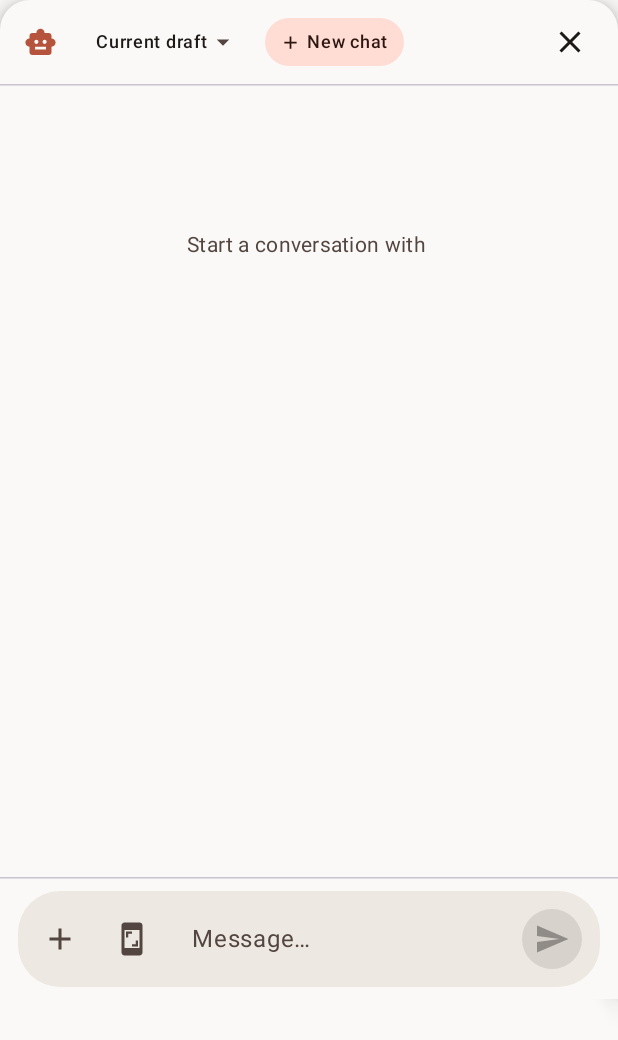
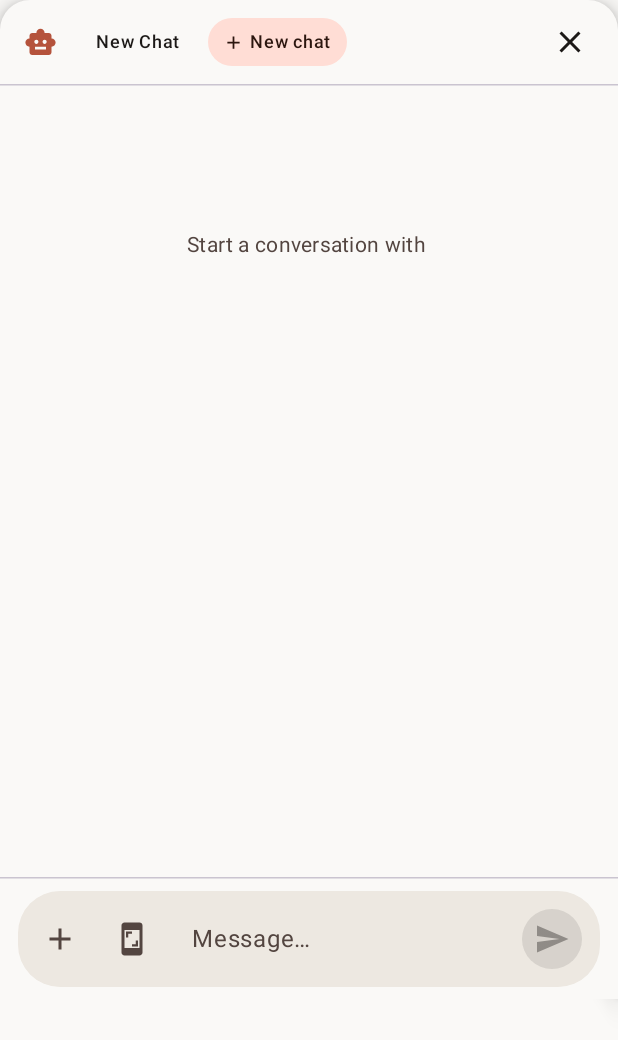
Before and after one commit to e-mad-ghub/uai, an Android app built with Jetpack Compose: the composable ChatPanel called with empty values, on a phone screen of 412 x 824 dp. Shown: the top 1040 px of the screen. Run offline under Robolectric (Android 15) with nearby library versions, the light colour scheme and no system bars.

Commit message:
fix: Removing DRAFT from the dropdown menu

```diff
--- a/app/src/main/java/com/example/uai/ui/chat/ChatPanel.kt
+++ b/app/src/main/java/com/example/uai/ui/chat/ChatPanel.kt
@@ -69,10 +69,11 @@ fun ChatPanel(
     var agentDropdownExpanded by remember { mutableStateOf(false) }
     var conversationDropdownExpanded by remember { mutableStateOf(false) }
     var replyToMessage by remember { mutableStateOf<MessageEntity?>(null) }
+    val hasExistingConversations = conversations.isNotEmpty()
     val currentConversationTitle = conversations
         .firstOrNull { it.id == currentConversationId }
         ?.title
-        ?: "Current draft"
+        ?: "New Chat"
 
     Surface(
         modifier = modifier.fillMaxWidth(),
@@ -143,7 +144,7 @@ fun ChatPanel(
                             Row(
                                 modifier = Modifier
                                     .clip(RoundedCornerShape(16.dp))
-                                    .clickable(enabled = conversations.isNotEmpty() || currentConversationId == null) {
+                                    .clickable(enabled = hasExistingConversations) {
                                         conversationDropdownExpanded = true
                                     }
                                     .padding(horizontal = 10.dp, vertical = 6.dp),
@@ -156,6 +157,7 @@ fun ChatPanel(
                                     overflow = TextOverflow.Ellipsis,
                                     modifier = Modifier.widthIn(max = 120.dp)
                                 )
+                                if (hasExistingConversations) {
                                     Icon(
                                         Icons.Default.ArrowDropDown,
                                         contentDescription = "Select chat",
@@ -163,26 +165,11 @@ fun ChatPanel(
                                         tint = MaterialTheme.colorScheme.onSurfaceVariant
                                     )
                                 }
+                            }
                             DropdownMenu(
                                 expanded = conversationDropdownExpanded,
                                 onDismissRequest = { conversationDropdownExpanded = false }
                             ) {
-                                DropdownMenuItem(
-                                    text = {
-                                        Text(
-                                            "Current draft",
-                                            maxLines = 1,
-                                            overflow = TextOverflow.Ellipsis
-                                        )
-                                    },
-                                    onClick = {
-                                        conversationDropdownExpanded = false
-                                        onConversationSelect(null)
-                                    }
-                                )
-                                if (conversations.isNotEmpty()) {
-                                    HorizontalDivider()
-                                }
                                 conversations.forEach { conversation ->
                                     DropdownMenuItem(
                                         text = {
```
Lines whose indentation alone changed are shown as unchanged.
